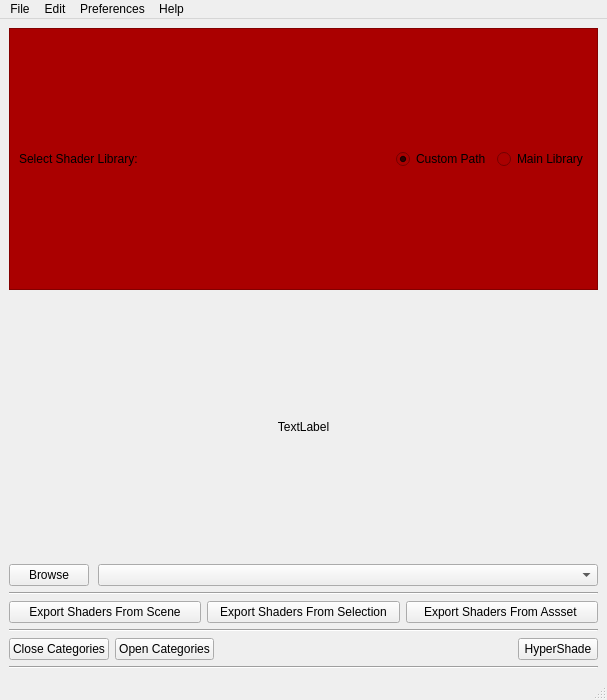
Old version of the form shading/shaderLibrary/shaderLibrary.ui in the repository skarone/PipeL.
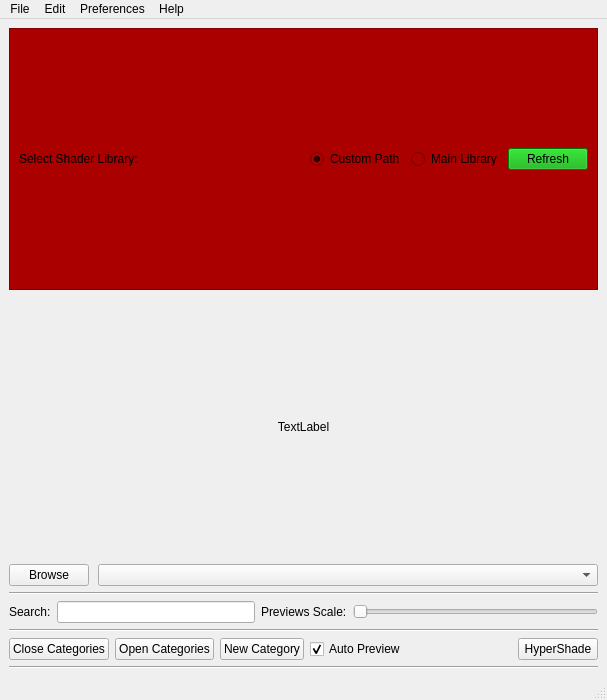
New version of the form.

Commit message: finished shader Library, added check reads in nuke

Diff of the .ui file:
```diff
--- a/shading/shaderLibrary/shaderLibrary.ui
+++ b/shading/shaderLibrary/shaderLibrary.ui
@@ -75,6 +75,16 @@
            </attribute>
           </widget>
          </item>
+         <item>
+          <widget class="QPushButton" name="refresh_btn">
+           <property name="styleSheet">
+            <string notr="true">background-color: rgb(0, 170, 0);</string>
+           </property>
+           <property name="text">
+            <string>Refresh</string>
+           </property>
+          </widget>
+         </item>
         </layout>
        </widget>
       </item>
@@ -138,23 +148,30 @@
     <item>
      <layout class="QHBoxLayout" name="horizontalLayout_2">
       <item>
-       <widget class="QPushButton" name="exportAll_btn">
-        <property name="text">
-         <string>Export Shaders From Scene</string>
-        </property>
-       </widget>
+       <layout class="QHBoxLayout" name="horizontalLayout_6">
+        <item>
+         <widget class="QLabel" name="label_3">
+          <property name="text">
+           <string>Search:</string>
+          </property>
+         </widget>
+        </item>
+        <item>
+         <widget class="QLineEdit" name="search_le"/>
+        </item>
+       </layout>
       </item>
       <item>
-       <widget class="QPushButton" name="exportSel_btn">
+       <widget class="QLabel" name="label_2">
         <property name="text">
-         <string>Export Shaders From Selection</string>
+         <string>Previews Scale:</string>
         </property>
        </widget>
       </item>
       <item>
-       <widget class="QPushButton" name="exportAsset_btn">
-        <property name="text">
-         <string>Export Shaders From Assset </string>
+       <widget class="QSlider" name="previewScale_sld">
+        <property name="orientation">
+         <enum>Qt::Horizontal</enum>
         </property>
        </widget>
       </item>
@@ -183,6 +200,26 @@
         </property>
        </widget>
       </item>
+      <item>
+       <widget class="QPushButton" name="newCategory_btn">
+        <property name="text">
+         <string>New Category</string>
+        </property>
+       </widget>
+      </item>
+      <item>
+       <widget class="QCheckBox" name="makePreview_chb">
+        <property name="toolTip">
+         <string>&lt;html&gt;&lt;head/&gt;&lt;body&gt;&lt;p&gt;Create Preview when export shader&lt;/p&gt;&lt;/body&gt;&lt;/html&gt;</string>
+        </property>
+        <property name="text">
+         <string>Auto Preview</string>
+        </property>
+        <property name="checked">
+         <bool>true</bool>
+        </property>
+       </widget>
+      </item>
       <item>
        <spacer name="horizontalSpacer_3">
         <property name="orientation">
```
Left out of the diff: 6 changed lines with no effect on the pictures. The commit also changes 19 other files.
